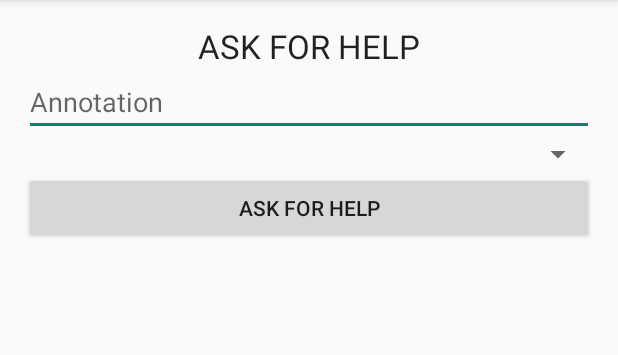
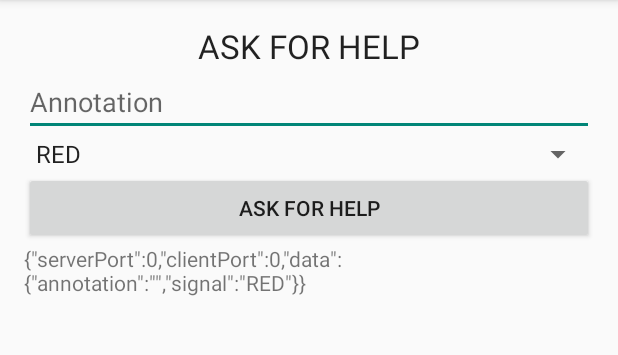
Before and after one commit to F0l2g3tm3n0t/Senior-Project, an Android app: the fragment PlaceholderFragment_AskForHelp placed in its activity, after a tap on "ASK FOR HELP", on a phone screen of 412 x 824 dp, the part 84-439 px from its top. Run offline under Robolectric (Android 15) with nearby library versions, the phone set to English and light mode, and no system bars; 2 statements that could not run were skipped.

Commit message:
fragment_AskForHelp Complete

```diff
--- a/app/build.gradle
+++ b/app/build.gradle
@@ -6,7 +6,7 @@ android {
 
     defaultConfig {
         applicationId "lab.kultida.seniorproject"
-        minSdkVersion 17
+        minSdkVersion 16
         targetSdkVersion 21
         versionCode 1
         versionName "1.0"
--- a/app/src/main/java/lab/kultida/seniorproject/PlaceholderFragment_AskForHelp.java
+++ b/app/src/main/java/lab/kultida/seniorproject/PlaceholderFragment_AskForHelp.java
@@ -51,8 +51,10 @@ public class PlaceholderFragment_AskForHelp extends Prototype {
                     condition.put("serverPort",serverPort);
                     condition.put("clientPort",clientPort);
                     JSONObject data = new JSONObject();
-                    data.put("annotation", editText_Annotation);
+                    data.put("annotation", editText_Annotation.getText());
                     data.put("signal",spinner_Signal.getSelectedItem().toString());
+                    condition.put("data",data);
+                    textView_Output.setText(condition.toString());
                 } catch (JSONException e) {
                     e.printStackTrace();
                 }
--- a/app/src/main/java/lab/kultida/udpManager/DummyPacketSimulator.java
+++ b/app/src/main/java/lab/kultida/udpManager/DummyPacketSimulator.java
@@ -38,7 +38,7 @@ public class DummyPacketSimulator extends ActionBarActivity {
 
     public boolean onCreateOptionsMenu(Menu menu) {
         // Inflate the menu; this adds items to the action bar if it is present.
-        getMenuInflater().inflate(R.menu.menu_main, menu);
+        getMenuInflater().inflate(R.menu.main, menu);
         return true;
     }
 
--- a/app/src/main/res/layout/fragment_ask_for_help.xml
+++ b/app/src/main/res/layout/fragment_ask_for_help.xml
@@ -12,7 +12,8 @@
     <LinearLayout
         android:orientation="vertical"
         android:layout_width="fill_parent"
-        android:layout_height="fill_parent">
+        android:layout_height="fill_parent"
+        android:id="@+id/linearLayout">
 
         <TextView
             android:layout_width="match_parent"
@@ -33,7 +34,8 @@
         <Spinner
             android:layout_width="match_parent"
             android:layout_height="wrap_content"
-            android:id="@+id/spinner_Signal" />
+            android:id="@+id/spinner_Signal"
+            android:entries="@array/signal_array" />
 
         <Button
             android:layout_width="match_parent"
@@ -41,7 +43,6 @@
             android:text="Ask For Help"
             android:id="@+id/button_AskForHelp"
             android:layout_gravity="center_horizontal" />
-    </LinearLayout>
 
         <TextView
             android:layout_width="match_parent"
@@ -50,4 +51,6 @@
             android:maxLines="300"
             android:scrollbars="horizontal|vertical" />
 
+    </LinearLayout>
+
 </RelativeLayout>
--- a/app/src/main/res/values/strings.xml
+++ b/app/src/main/res/values/strings.xml
@@ -14,5 +14,9 @@
     <string name="action_example">Example action</string>
     <string name="title_activity_main">MainActivity</string>
     <string name="hello_blank_fragment">Hello blank fragment</string>
-
+    <string-array name="signal_array">
+        <item>RED</item>
+        <item>YELLOW</item>
+        <item>GREEN</item>
+    </string-array>
 </resources>
```
Lines whose indentation alone changed are shown as unchanged.
